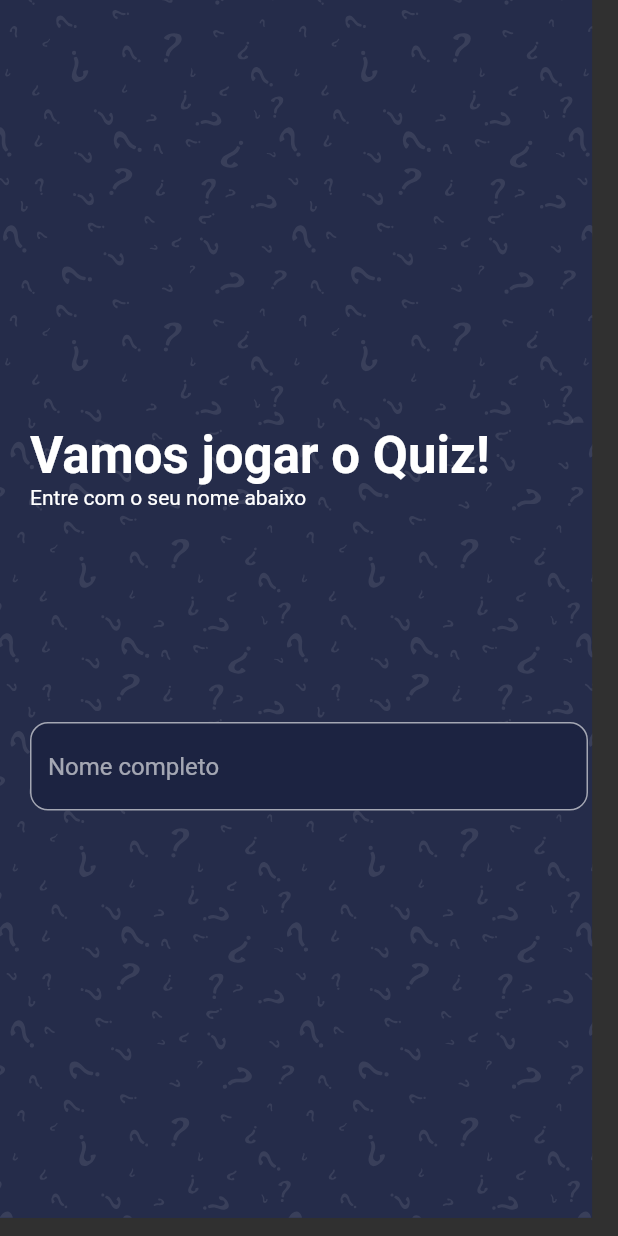
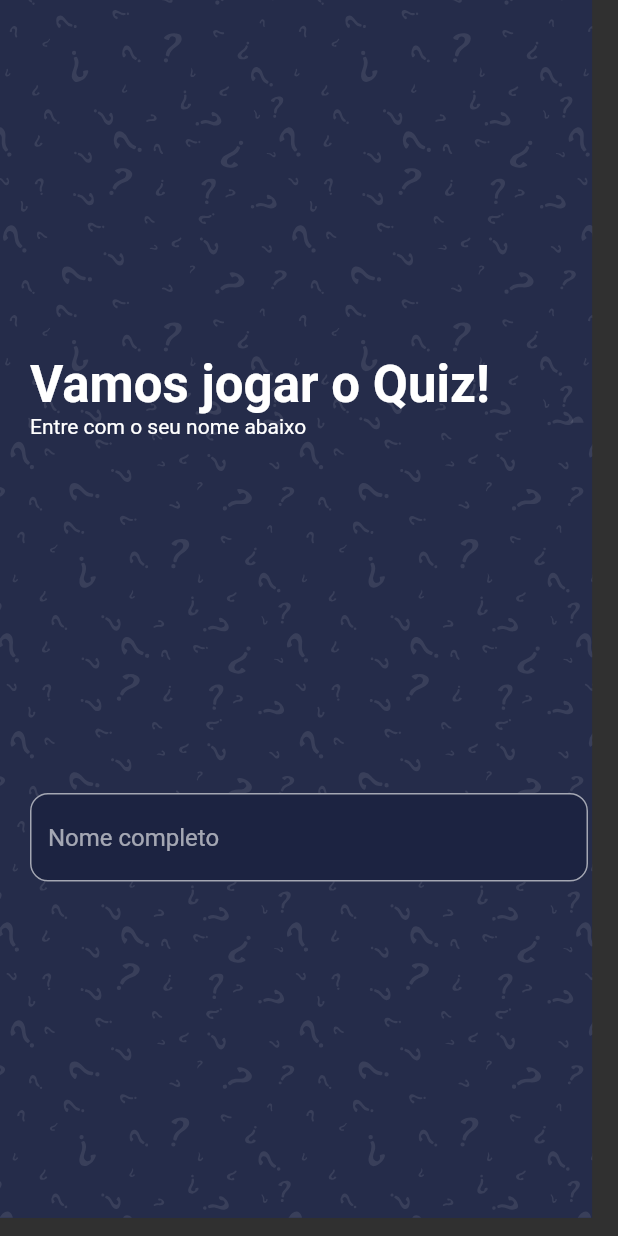
Before and after one commit to lucasoliveirasouza/quiz-app, a Flutter app: the screen it shows after launch, on a phone screen of 412 x 824 dp. Run offline on Flutter 3.47's test engine with Material 2 defaults, Android fonts, the phone set to English and light mode, and no system bars; our stand-ins replace get, websafe_svg.

Commit message:
Criando home

```diff
--- a/lib/view/home/home.dart
+++ b/lib/view/home/home.dart
@@ -23,7 +23,7 @@ class _HomeViewState extends State<HomeView> {
               child: Column(
                 crossAxisAlignment: CrossAxisAlignment.start,
                 children: [
-                  Spacer(flex: 2),
+                  Spacer(),
                   Text(
                     "Vamos jogar o Quiz!",
                     style: Theme.of(context).textTheme.headline4!.copyWith(
@@ -43,7 +43,7 @@ class _HomeViewState extends State<HomeView> {
                       ),
                     ),
                   ),
-                  Spacer(flex: 2),
+                  Spacer(),
                 ],
               ),
             ),
```
